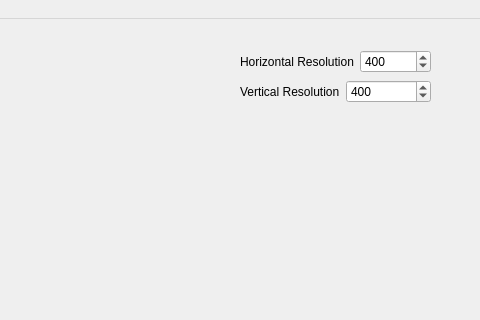
Above: projects/mainwindow.ui from thiagowfx/raytracer-lcg-2014 before the change; both pictures show x 320 to 800 and y 0 to 320 of the 800 by 600 pixel window. Below: the same form after it.
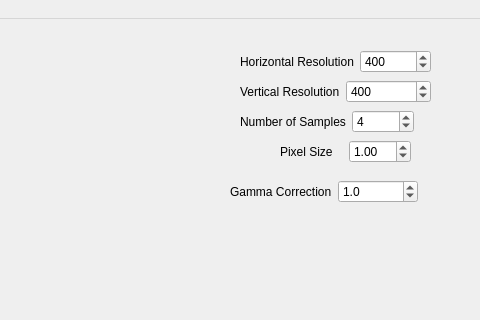
That is the form after the change.

Commit message: Added gamma, pixel size and number of samples to the interface

The edit to the form file:
```diff
--- a/projects/mainwindow.ui
+++ b/projects/mainwindow.ui
@@ -62,7 +62,7 @@
      </item>
     </layout>
    </widget>
-   <widget class="QWidget" name="">
+   <widget class="QWidget" name="layoutWidget">
     <property name="geometry">
      <rect>
       <x>560</x>
@@ -97,14 +97,111 @@
      </item>
     </layout>
    </widget>
-   <zorder>raytracedImage</zorder>
-   <zorder>horizontalResolutionLabel</zorder>
-   <zorder>horizontalResolutionSlider</zorder>
-   <zorder>label</zorder>
-   <zorder>label</zorder>
-   <zorder>horizontalResolutionSpinBox</zorder>
-   <zorder>label</zorder>
-   <zorder>layoutWidget</zorder>
+   <widget class="QWidget" name="layoutWidget">
+    <property name="geometry">
+     <rect>
+      <x>560</x>
+      <y>90</y>
+      <width>174</width>
+      <height>25</height>
+     </rect>
+    </property>
+    <layout class="QHBoxLayout" name="horizontalLayout_3">
+     <item>
+      <widget class="QLabel" name="label_3">
+       <property name="text">
+        <string>Number of Samples</string>
+       </property>
+      </widget>
+     </item>
+     <item>
+      <widget class="QSpinBox" name="numberOfSamplesSpinBox">
+       <property name="minimum">
+        <number>1</number>
+       </property>
+       <property name="maximum">
+        <number>50</number>
+       </property>
+       <property name="value">
+        <number>4</number>
+       </property>
+      </widget>
+     </item>
+    </layout>
+   </widget>
+   <widget class="QWidget" name="">
+    <property name="geometry">
+     <rect>
+      <x>600</x>
+      <y>120</y>
+      <width>131</width>
+      <height>25</height>
+     </rect>
+    </property>
+    <layout class="QHBoxLayout" name="horizontalLayout_4">
+     <item>
+      <widget class="QLabel" name="label_4">
+       <property name="text">
+        <string>Pixel Size</string>
+       </property>
+      </widget>
+     </item>
+     <item>
+      <widget class="QDoubleSpinBox" name="pixelSizeDoubleSpinBox">
+       <property name="minimum">
+        <double>0.100000000000000</double>
+       </property>
+       <property name="maximum">
+        <double>10.000000000000000</double>
+       </property>
+       <property name="singleStep">
+        <double>0.050000000000000</double>
+       </property>
+       <property name="value">
+        <double>1.000000000000000</double>
+       </property>
+      </widget>
+     </item>
+    </layout>
+   </widget>
+   <widget class="QWidget" name="">
+    <property name="geometry">
+     <rect>
+      <x>550</x>
+      <y>160</y>
+      <width>188</width>
+      <height>25</height>
+     </rect>
+    </property>
+    <layout class="QHBoxLayout" name="horizontalLayout_5">
+     <item>
+      <widget class="QLabel" name="label_5">
+       <property name="text">
+        <string>Gamma Correction</string>
+       </property>
+      </widget>
+     </item>
+     <item>
+      <widget class="QDoubleSpinBox" name="gammaCorrectionDoubleSpinBox">
+       <property name="decimals">
+        <number>1</number>
+       </property>
+       <property name="minimum">
+        <double>0.100000000000000</double>
+       </property>
+       <property name="maximum">
+        <double>2.000000000000000</double>
+       </property>
+       <property name="singleStep">
+        <double>0.100000000000000</double>
+       </property>
+       <property name="value">
+        <double>1.000000000000000</double>
+       </property>
+      </widget>
+     </item>
+    </layout>
+   </widget>
   </widget>
   <widget class="QMenuBar" name="menubar">
    <property name="geometry">
```
Left out of the diff: 51 changed lines with no effect on the pictures. The commit also changes 4 other files.
